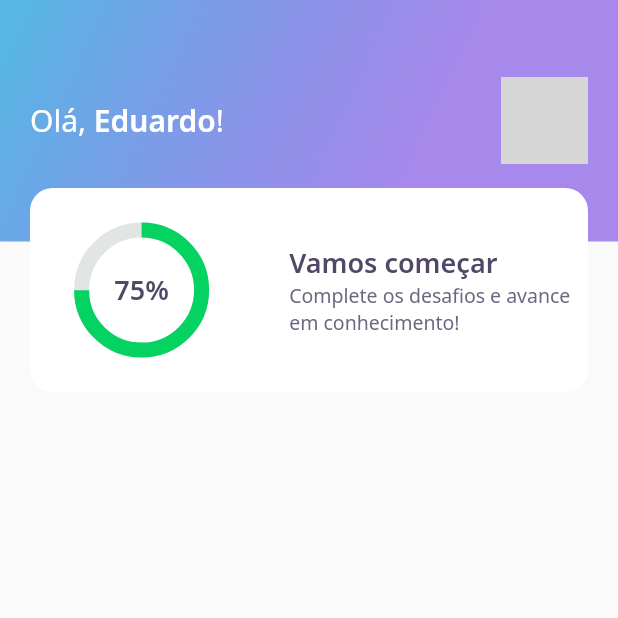
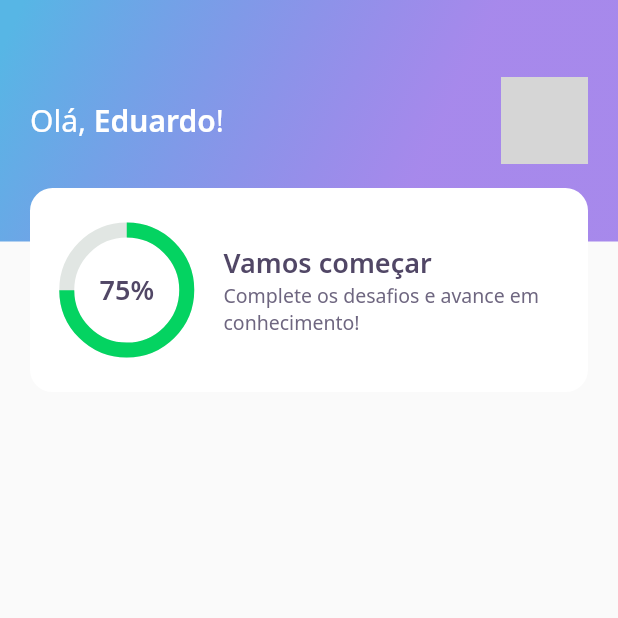
Before and after one commit to duduCMT/NLW05-Flutter-DevQuiz, a Flutter app: the screen it shows after launch, on a phone screen of 412 x 824 dp, the top half of it. Run offline on Flutter 3.47's test engine with Material 2 defaults, Android fonts, the phone set to English and light mode, and no system bars; our stand-ins replace google_fonts; network calls fail; grey boxes are pictures that could not be loaded.

Commit message:
Correção no layout do score card

```diff
--- a/lib/home/widgets/score_card/score_card_widget.dart
+++ b/lib/home/widgets/score_card/score_card_widget.dart
@@ -16,17 +16,19 @@ class ScoreCardWidget extends StatelessWidget {
           color: AppColors.white,
           borderRadius: BorderRadius.circular(15)
         ),
+        child: Padding(
+          padding: const EdgeInsets.symmetric(horizontal: 24),
           child: Row(
             crossAxisAlignment: CrossAxisAlignment.center,
             children: [
               Expanded(
-              flex: 2,
+                flex: 1,
                 child: ChartWidget(),
               ),
               Expanded(
                 flex: 3,
                 child: Padding(
-                padding: const EdgeInsets.only(left: 24.0),
+                  padding: const EdgeInsets.only(left: 24),
                   child: Column(
                     mainAxisAlignment: MainAxisAlignment.center,
                     crossAxisAlignment: CrossAxisAlignment.start,
@@ -38,6 +40,7 @@ class ScoreCardWidget extends StatelessWidget {
                 ),
               )
             ],
+          ),
         )
       ),
     );
```
Lines whose indentation alone changed are shown as unchanged.
